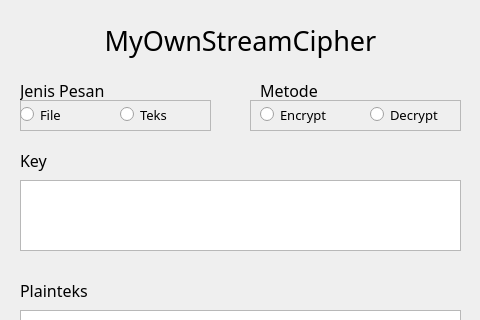
Old version of the form main.ui in the repository roscellyn/II4031-Tugas2-Stream-Cipher; both pictures show x 0 to 480 and y 0 to 320 of the 480 by 688 pixel window.
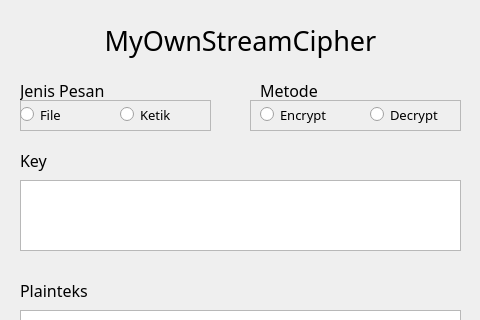
New version of the form.

Commit message: display text from file

Patch:
```diff
--- a/main.ui
+++ b/main.ui
@@ -305,7 +305,7 @@
       </font>
      </property>
      <property name="text">
-      <string>Teks</string>
+      <string>Ketik</string>
      </property>
     </widget>
    </widget>
```
The commit also changes 1 other file.
